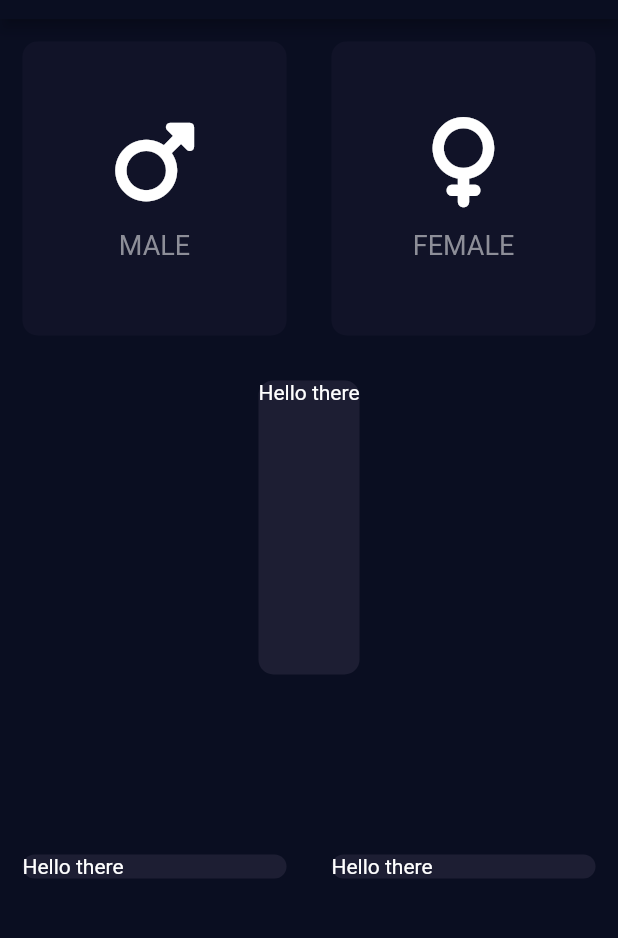
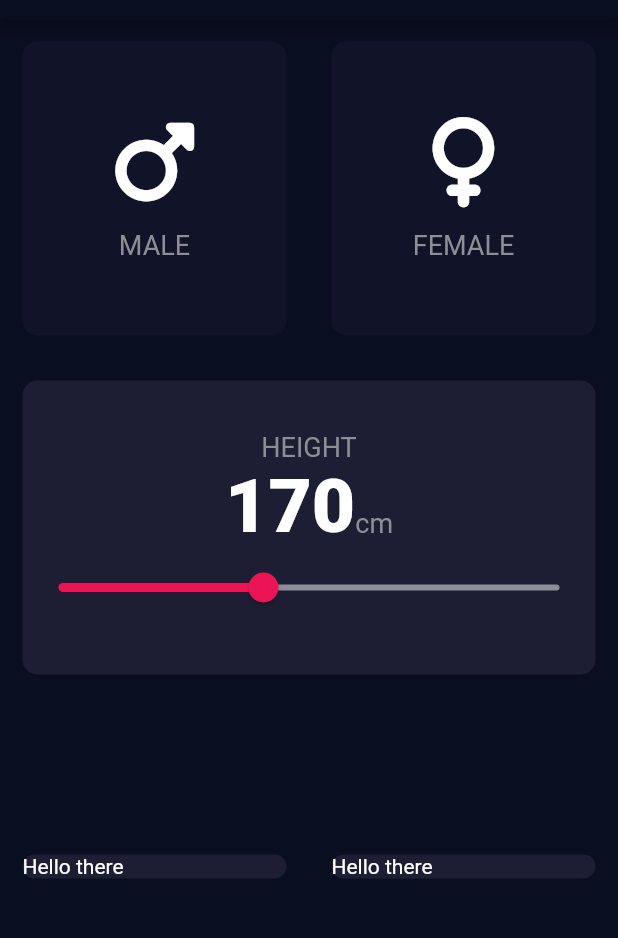
Before and after one commit to Himal-Thapa1/BMI_Calculator_htm_flutter, a Flutter app: the screen it shows after launch, on a phone screen of 412 x 824 dp, the part 65-1003 px from its top. Run offline on Flutter 3.47's test engine with Material 2 defaults, Android fonts, the phone set to English and light mode, and no system bars; our stand-ins replace font_awesome_flutter.

Commit message:
added the height slider

```diff
--- a/lib/constants.dart
+++ b/lib/constants.dart
@@ -5,3 +5,14 @@ const kactiveCardColor = Color(0xFF1D1E33);
 // const activeCardColor = Colors.amber;
 const kbottomContainerColor = Color(0xFFEB1555);
 const kinactiveCardColor = Color(0xFF111328);
+const klabelTextStyle = TextStyle(
+  fontSize: 18.0,
+  color: Color(0xFF8D8E98),
+);
+const knumberStyle = TextStyle(
+  fontSize: 50.0,
+  fontWeight: FontWeight.w900,
+);
+
+const kminHeight = 80;
+const kmaxHeight = 300;
--- a/lib/icon_content.dart
+++ b/lib/icon_content.dart
@@ -1,8 +1,5 @@
 import 'package:flutter/material.dart';
-const labelTextStyle = TextStyle(
-          fontSize: 18.0,
-          color: Color(0xFF8D8E98),
-);
+import 'constants.dart';
 class iconContent extends StatelessWidget {
   iconContent({required this.icon, required this.label});
   final IconData icon;
@@ -22,7 +19,7 @@ class iconContent extends StatelessWidget {
         ),
         Text(
           label,
-          style: labelTextStyle,
+          style: klabelTextStyle,
           ),
       ],
     );
--- a/lib/input_page.dart
+++ b/lib/input_page.dart
@@ -4,11 +4,7 @@ import 'reusable_card.dart';
 import 'icon_content.dart';
 import 'constants.dart';
 
-enum Gender {
-  male,
-  female,
-  others
-}
+enum Gender { male, female, others }
 
 class InputPage extends StatefulWidget {
   @override
@@ -16,6 +12,7 @@ class InputPage extends StatefulWidget {
 }
 
 class _InputPageState extends State<InputPage> {
+  int height = 170;
   Gender selectedGender = Gender.others;
   @override
   Widget build(BuildContext context) {
@@ -35,7 +32,9 @@ class _InputPageState extends State<InputPage> {
                         selectedGender = Gender.male;
                       });
                     },
-                    rang: selectedGender == Gender.male ? kactiveCardColor : kinactiveCardColor,
+                    rang: selectedGender == Gender.male
+                        ? kactiveCardColor
+                        : kinactiveCardColor,
                     cardChild: iconContent(
                       icon: FontAwesomeIcons.mars,
                       label: "MALE",
@@ -49,7 +48,9 @@ class _InputPageState extends State<InputPage> {
                         selectedGender = Gender.female;
                       });
                     },
-                    rang: selectedGender == Gender.female ? kactiveCardColor : kinactiveCardColor,
+                    rang: selectedGender == Gender.female
+                        ? kactiveCardColor
+                        : kinactiveCardColor,
                     cardChild: iconContent(
                       icon: FontAwesomeIcons.venus,
                       label: "FEMALE",
@@ -60,11 +61,44 @@ class _InputPageState extends State<InputPage> {
             )),
             Expanded(
               child: ReusableCard(
-                onPress: () {
-
-                },
+                onPress: () {},
                 rang: kactiveCardColor,
-              cardChild: Text("Hello there"),
+                cardChild: Column(
+                  mainAxisAlignment: MainAxisAlignment.center,
+                  children: <Widget>[
+                    Text(
+                      "HEIGHT",
+                      style: klabelTextStyle,
+                    ),
+                    Row(
+                      mainAxisAlignment: MainAxisAlignment.center,
+                      crossAxisAlignment: CrossAxisAlignment.baseline,
+                      textBaseline: TextBaseline.alphabetic,
+                      children: <Widget>[
+                        Text(
+                          height.toString(),
+                          style: knumberStyle,
+                        ),
+                        Text(
+                          "cm",
+                          style: klabelTextStyle,
+                        )
+                      ],
+                    ),
+                    Slider(
+                      value: height.toDouble(),
+                    min: kminHeight.toDouble(),
+                    max: kmaxHeight.toDouble(),
+                    activeColor: kbottomContainerColor,
+                    inactiveColor: Color(0xFF8D8E98),
+                     onChanged:(double newValue) {
+                      setState(() {
+                        height = newValue.round();
+                      });
+                     }
+                     ),
+                  ],
+                ),
               ),
             ),
             Expanded(
@@ -72,18 +106,14 @@ class _InputPageState extends State<InputPage> {
                 children: <Widget>[
                   Expanded(
                     child: ReusableCard(
-                      onPress: () {
-
-                      },
+                      onPress: () {},
                       rang: kactiveCardColor,
                       cardChild: Text("Hello there"),
                     ),
                   ),
                   Expanded(
                     child: ReusableCard(
-                      onPress: () {
-
-                      },
+                      onPress: () {},
                       rang: kactiveCardColor,
                       cardChild: Text("Hello there"),
                     ),
```
